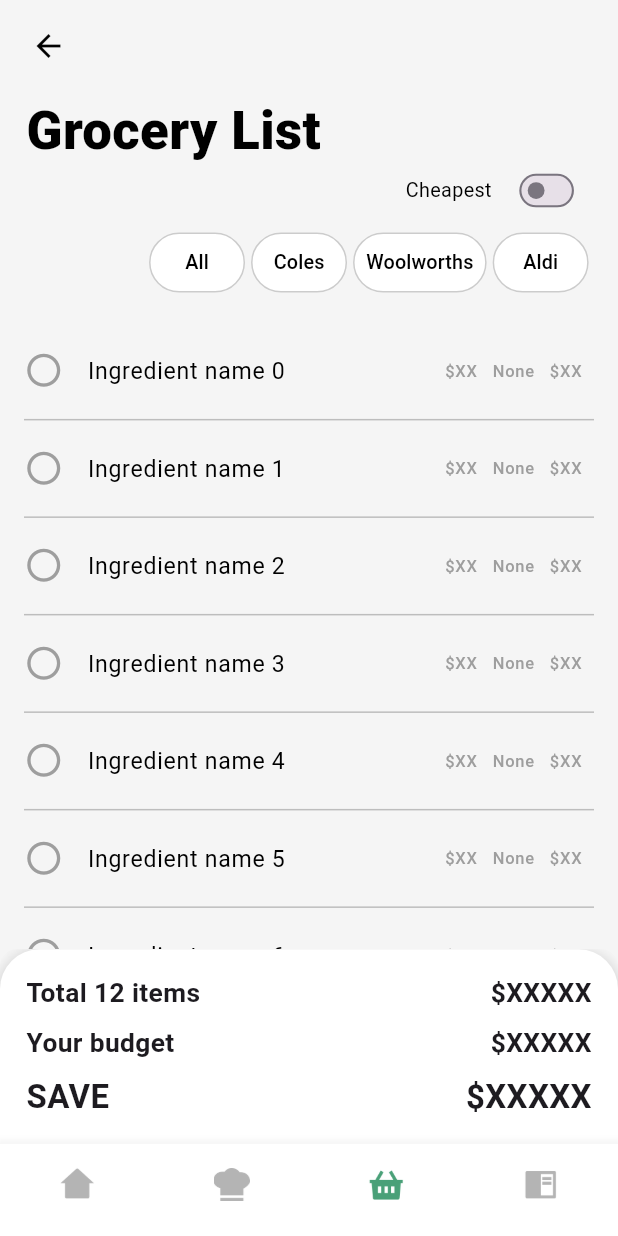
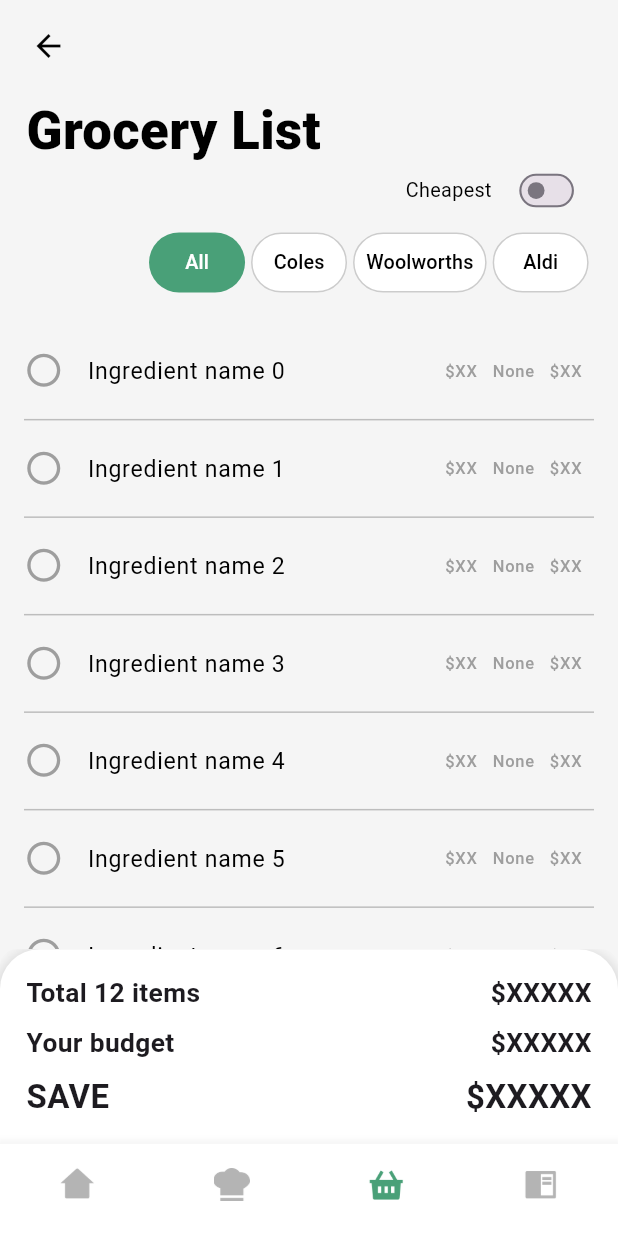
Before and after one commit to aadityayadav17/binarybandits, a Flutter app: the screen it shows once a user with an empty profile is signed in, item 3 of the bottom bar chosen, on a phone screen of 412 x 824 dp. Run offline on Flutter 3.47's test engine with Material 3 defaults, Android fonts, the phone set to English and light mode, and no system bars; our stand-ins replace country_code_picker, dropdown_button2, firebase_auth, firebase_core, firebase_database, google_fonts and 1 more; accounts and stored records are empty.

Commit message:
Grocery List (10/n) - Tabs Colour

```diff
--- a/lib/screens/grocery_list_screen/grocery_list_screen.dart
+++ b/lib/screens/grocery_list_screen/grocery_list_screen.dart
@@ -24,6 +24,7 @@ class GroceryListScreen extends StatefulWidget {
 }
 
 class _GroceryListScreenState extends State<GroceryListScreen> {
+  String selectedTab = "All";
   bool cheapestOption = false;
   Map<int, bool> _selectedIngredients = {};
 
@@ -148,20 +149,34 @@ class _GroceryListScreenState extends State<GroceryListScreen> {
     );
   }
 
-  // Function for smaller filter tabs
+  // Function for smaller filter tabs with conditional styling
   Widget _buildFilterTab(String label, BuildContext context) {
+    bool isSelected =
+        selectedTab == label; // Check if this tab is the selected one
+
     return Padding(
       padding: const EdgeInsets.symmetric(
           horizontal: 2.0), // Smaller padding between tabs
       child: ElevatedButton(
         onPressed: () {
-          // Action for filter
+          setState(() {
+            selectedTab = label; // Update selected tab when this tab is clicked
+          });
         },
         style: ElevatedButton.styleFrom(
-          backgroundColor: Colors.white,
-          foregroundColor: Colors.black,
+          backgroundColor: isSelected
+              ? const Color.fromRGBO(
+                  73, 160, 120, 1) // Active tab background color
+              : Colors.white, // Inactive tab background color
+          foregroundColor: isSelected
+              ? Colors.white // Active tab text color
+              : Colors.black, // Inactive tab text color
           elevation: 0,
-          side: BorderSide(color: Colors.black.withOpacity(0.2)),
+          side: BorderSide(
+            color: isSelected
+                ? Colors.transparent // No border for the active tab
+                : Colors.black.withOpacity(0.2), // Border for inactive tabs
+          ),
           shape: RoundedRectangleBorder(
             borderRadius: BorderRadius.circular(20), // Rounded corners
           ),
```
